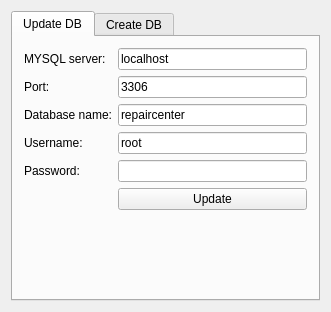
First picture: the form in DBTool/mainwindow.ui, repository Feo-d-oR/YARC, before the edit.
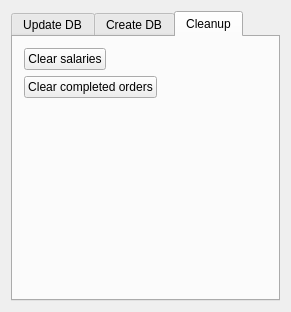
Second picture: the form after the edit. The open tabs and pages were chosen to show the change. Icons and pictures are not drawn.

Commit message: + Salaries accounting + Database cleanup

Patch:
```diff
--- a/DBTool/mainwindow.ui
+++ b/DBTool/mainwindow.ui
@@ -6,7 +6,7 @@
    <rect>
     <x>0</x>
     <y>0</y>
-    <width>331</width>
+    <width>291</width>
     <height>312</height>
    </rect>
   </property>
@@ -301,6 +301,35 @@
         </item>
        </layout>
       </widget>
+      <widget class="QWidget" name="tab_3">
+       <attribute name="title">
+        <string>Cleanup</string>
+       </attribute>
+       <layout class="QFormLayout" name="formLayout_3">
+        <item row="0" column="0">
+         <widget class="QPushButton" name="bClearSalary">
+          <property name="text">
+           <string>Clear salaries</string>
+          </property>
+          <property name="icon">
+           <iconset resource="Icons.qrc">
+            <normaloff>:/iconsdb/icons/database_gear.png</normaloff>:/iconsdb/icons/database_gear.png</iconset>
+          </property>
+         </widget>
+        </item>
+        <item row="1" column="0">
+         <widget class="QPushButton" name="bClearOrders">
+          <property name="text">
+           <string>Clear completed orders</string>
+          </property>
+          <property name="icon">
+           <iconset resource="Icons.qrc">
+            <normaloff>:/iconsdb/icons/database_gear.png</normaloff>:/iconsdb/icons/database_gear.png</iconset>
+          </property>
+         </widget>
+        </item>
+       </layout>
+      </widget>
      </widget>
     </item>
    </layout>
```
The commit also changes 35 other files.
